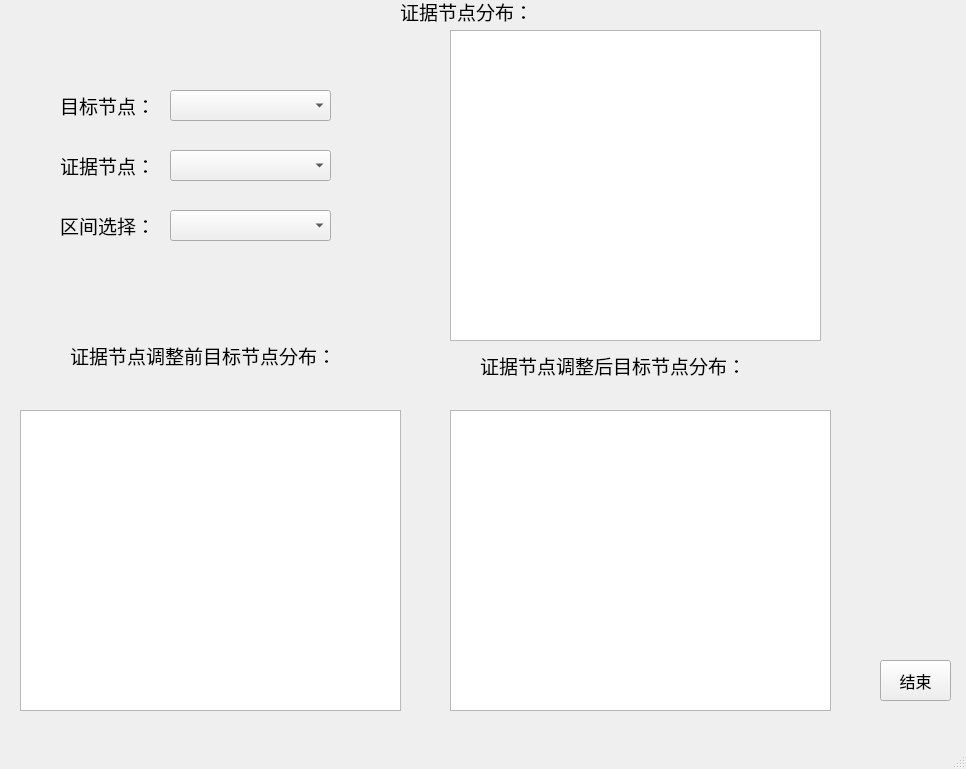
This is modelinference.ui in markencoder/bayesianlab as Qt 5 draws it before an edit. The edited form follows.
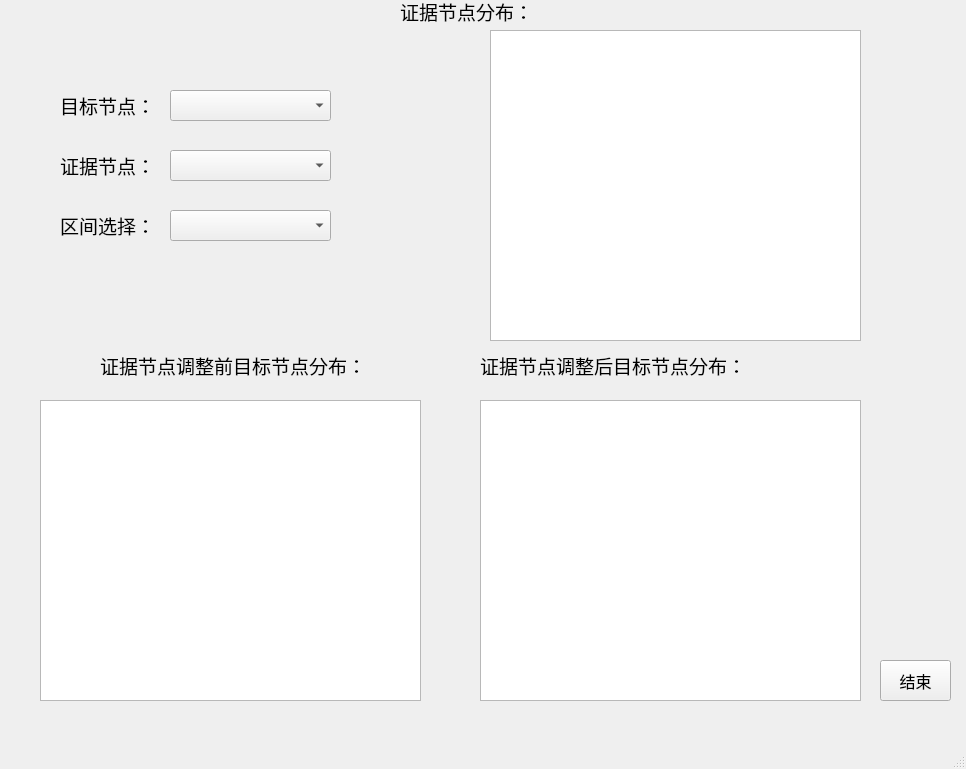
This is the edited form.

Commit message: add windows/and ending buttom

```diff
--- a/modelinference.ui
+++ b/modelinference.ui
@@ -123,8 +123,8 @@
    <widget class="QGraphicsView" name="Targetafter">
     <property name="geometry">
      <rect>
-      <x>450</x>
-      <y>410</y>
+      <x>480</x>
+      <y>400</y>
       <width>381</width>
       <height>301</height>
      </rect>
@@ -133,7 +133,7 @@
    <widget class="QGraphicsView" name="Evidence">
     <property name="geometry">
      <rect>
-      <x>450</x>
+      <x>490</x>
       <y>30</y>
       <width>371</width>
       <height>311</height>
@@ -143,8 +143,8 @@
    <widget class="QGraphicsView" name="Targetbefore">
     <property name="geometry">
      <rect>
-      <x>20</x>
-      <y>410</y>
+      <x>40</x>
+      <y>400</y>
       <width>381</width>
       <height>301</height>
      </rect>
@@ -172,8 +172,8 @@
    <widget class="QLabel" name="label_5">
     <property name="geometry">
      <rect>
-      <x>70</x>
-      <y>340</y>
+      <x>100</x>
+      <y>350</y>
       <width>291</width>
       <height>31</height>
      </rect>
```
The commit also changes 2 other files.
